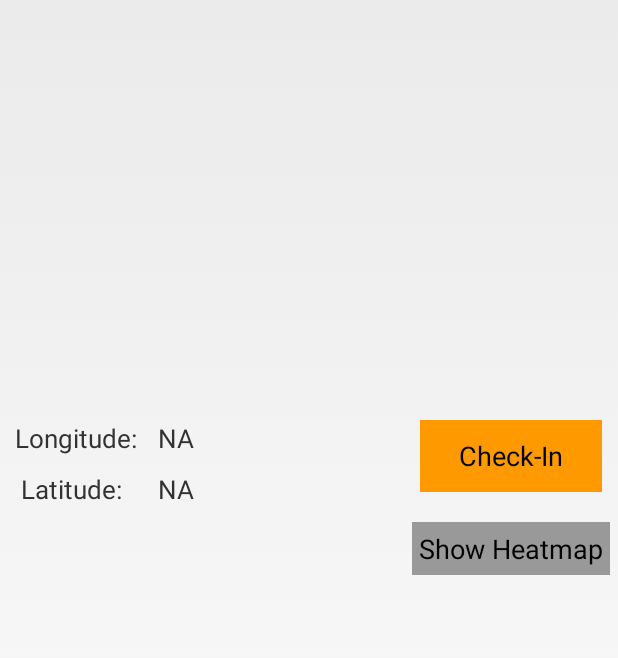
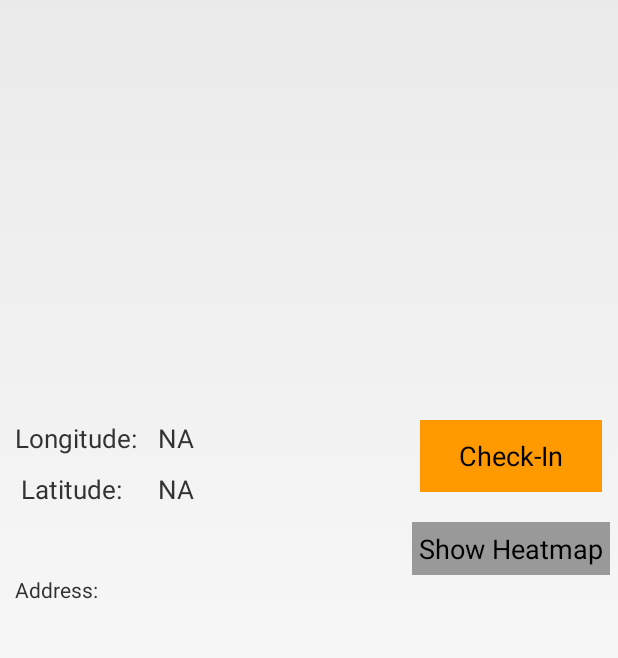
Before and after one commit to madamvixen/LocatioNinja, an Android app: the screen it shows after launch (MapsActivity), on a phone screen of 412 x 824 dp, the part 133-791 px from its top. Run offline under Robolectric (Android 15) with nearby library versions, the phone set to English and light mode, and no system bars.

Commit message:
--Added geoCoder to extract address from the location and display on screen; TODO: need to add check for enabling location settings/network availability/GPS availability

```diff
--- a/app/src/main/java/com/mobileapp/rutgers/locationinja/MapsActivity.java
+++ b/app/src/main/java/com/mobileapp/rutgers/locationinja/MapsActivity.java
@@ -6,7 +6,9 @@ import android.app.Activity;
 import android.content.Context;
 import android.content.Intent;
 import android.content.pm.PackageManager;
+import android.location.Address;
 import android.location.Criteria;
+import android.location.Geocoder;
 import android.location.Location;
 import android.location.LocationListener;
 import android.location.LocationManager;
@@ -28,6 +30,12 @@ import com.google.android.gms.maps.SupportMapFragment;
 import com.google.android.gms.maps.model.LatLng;
 import com.google.android.gms.maps.model.MarkerOptions;
 
+import java.io.IOException;
+import java.util.Collection;
+import java.util.Iterator;
+import java.util.List;
+import java.util.ListIterator;
+
 public class MapsActivity extends FragmentActivity implements OnMapReadyCallback, LocationListener {
 
 //    final static int GET_LOCATION = 1;
@@ -35,15 +43,25 @@ public class MapsActivity extends FragmentActivity implements OnMapReadyCallback
 
     TextView longitudeTV;
     TextView latitudeTV;
+    TextView addressTV;
 
 
     LocationManager locManager;
     Location myLoc;
 
+    Geocoder geocoder;
+
     @Override
     protected void onCreate(Bundle savedInstanceState) {
         super.onCreate(savedInstanceState);
         setContentView(R.layout.activity_maps);
+        Intent intent = new Intent(this, LaunchActivity.class);
+        if(stopService(intent))
+        {
+            Log.e("LocatioNinja","LaunchActivity stopped");
+        }
+
+
         // Obtain the SupportMapFragment and get notified when the map is ready to be used.
         SupportMapFragment mapFragment = (SupportMapFragment) getSupportFragmentManager()
                 .findFragmentById(R.id.map);
@@ -51,6 +69,14 @@ public class MapsActivity extends FragmentActivity implements OnMapReadyCallback
 
         longitudeTV = (TextView) findViewById(R.id.longitudeText);
         latitudeTV = (TextView) findViewById(R.id.latitudeText);
+        addressTV = (TextView) findViewById(R.id.addressTextView);
+
+        if(Geocoder.isPresent()) {
+            Log.e("LocatioNinja","Geocoder Present");
+            geocoder = new Geocoder(MapsActivity.this);
+        }
+        else
+            Log.e("LocatioNinja","Geocoder Not Present");
 
     }
 
@@ -86,7 +112,16 @@ public class MapsActivity extends FragmentActivity implements OnMapReadyCallback
         mMap = googleMap;
         mMap.setMyLocationEnabled(true);
 
+        //Check if location is enabled -- my checking if network or Gps are available
+
+
         myLoc = mMap.getMyLocation();
+
+        if(myLoc != null)
+        {
+            Log.e("LocatioNinja", "Location from Map is null");
+        }
+
 
         locManager = (LocationManager) getSystemService(Context.LOCATION_SERVICE);
 
@@ -115,11 +150,31 @@ public class MapsActivity extends FragmentActivity implements OnMapReadyCallback
 
             longitudeTV.setText(String.valueOf(myLoc.getLongitude()));
             latitudeTV.setText(String.valueOf(myLoc.getLatitude()));
+
+
+            List<Address> getAddresses = null;
+            if(geocoder!=null)
+            {
+                Log.e("LocatioNinja", "Geocoder present, getting the address");
+                try {
+
+                    getAddresses = geocoder.getFromLocation(myLoc.getLatitude(), myLoc.getLongitude(),10);
+                } catch (IOException e) {
+                    e.printStackTrace();
+                }
+            }
+            if(getAddresses!=null) {
+                for (int i = 0; i < getAddresses.size(); i++) {
+                    Log.e("LocationNinja", getAddresses.get(i).toString());
+                    addressTV.setText(getAddresses.get(0).getAddressLine(0) + "\n" + getAddresses.get(0).getAddressLine(1)+ "\n" + getAddresses.get(0).getAddressLine(2) );
+                }
+            }
+
         }
         else {
             //onLocationChanged(myLoc);
             Log.e("LocatioNinja", "Location is Null");
-//            locManager.requestLocationUpdates(LocationManager.NETWORK_PROVIDER, 0, 0, this);
+            locManager.requestLocationUpdates(LocationManager.NETWORK_PROVIDER, 0, 0, this);
         }
 //
 //        mMap.setOnMyLocationChangeListener(new GoogleMap.OnMyLocationChangeListener() {
@@ -129,6 +184,7 @@ public class MapsActivity extends FragmentActivity implements OnMapReadyCallback
 //                mMap.moveCamera(CameraUpdateFactory.newLatLngZoom(myPresentLoc, 20));
 //            }
 //        });
+
 
     }
     boolean mapupd = false;
@@ -150,9 +206,14 @@ public class MapsActivity extends FragmentActivity implements OnMapReadyCallback
                 Log.e("LocatioNinja", "Checking permissions");
                 return;
             }
+
         myLoc= locManager.getLastKnownLocation(LocationManager.NETWORK_PROVIDER);
+
         if(!mapupd)
             updateMarker(myLoc);
+
+
+
 //        longitudeTV.setText(String.valueOf(myLoc.getLongitude()));
 //        latitudeTV.setText(String.valueOf(myLoc.getLatitude()));
 
--- a/app/src/main/res/layout/activity_maps.xml
+++ b/app/src/main/res/layout/activity_maps.xml
@@ -76,5 +76,13 @@
         android:layout_alignParentStart="false"
         android:ellipsize="end" />
 
+    <TextView
+        android:layout_width="wrap_content"
+        android:layout_height="wrap_content"
+        android:text="Address:"
+        android:id="@+id/addressTextView"
+        android:layout_below="@+id/showHeatMapButton"
+        android:layout_alignStart="@+id/textView" />
+
 
 </RelativeLayout>
```
